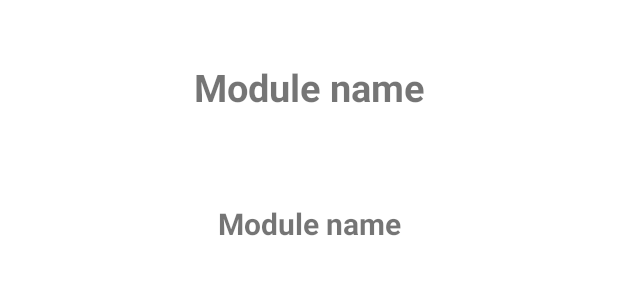
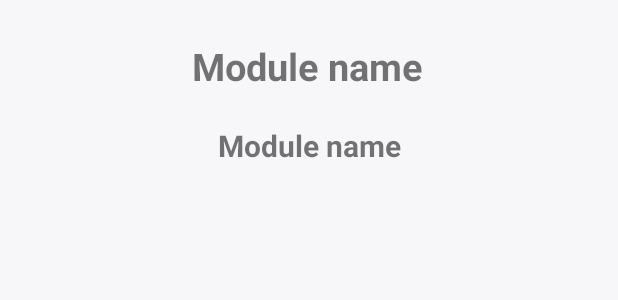
Before and after one commit to shav74/LMS-App, an Android app: the layout activity_module_content.xml on its own in the app's theme, with its tools: preview values and no code run, on a phone screen of 412 x 824 dp. Shown: the top 300 px of the screen. Run offline under Robolectric (Android 15) with nearby library versions, the phone set to English and light mode, and no system bars.

Commit message:
all the files may 5 mid

```diff
--- /dev/null
+++ b/app/src/main/res/drawable/baseline_add.xml
@@ -0,0 +1,5 @@
+<vector android:height="24dp" android:tint="#000000"
+    android:viewportHeight="24" android:viewportWidth="24"
+    android:width="24dp" xmlns:android="http://schemas.android.com/apk/res/android">
+    <path android:fillColor="@android:color/white" android:pathData="M19,13h-6v6h-2v-6H5v-2h6V5h2v6h6v2z"/>
+</vector>
--- /dev/null
+++ b/app/src/main/res/drawable/baseline_delete_24.xml
@@ -0,0 +1,5 @@
+<vector android:height="24dp" android:tint="#000000"
+    android:viewportHeight="24" android:viewportWidth="24"
+    android:width="24dp" xmlns:android="http://schemas.android.com/apk/res/android">
+    <path android:fillColor="@android:color/white" android:pathData="M6,19c0,1.1 0.9,2 2,2h8c1.1,0 2,-0.9 2,-2V7H6v12zM19,4h-3.5l-1,-1h-5l-1,1H5v2h14V4z"/>
+</vector>
--- /dev/null
+++ b/app/src/main/res/drawable/edit_24.xml
@@ -0,0 +1,5 @@
+<vector android:height="24dp" android:tint="#000000"
+    android:viewportHeight="24" android:viewportWidth="24"
+    android:width="24dp" xmlns:android="http://schemas.android.com/apk/res/android">
+    <path android:fillColor="@android:color/white" android:pathData="M3,17.25V21h3.75L17.81,9.94l-3.75,-3.75L3,17.25zM20.71,7.04c0.39,-0.39 0.39,-1.02 0,-1.41l-2.34,-2.34c-0.39,-0.39 -1.02,-0.39 -1.41,0l-1.83,1.83 3.75,3.75 1.83,-1.83z"/>
+</vector>
--- a/app/src/main/res/layout/activity_module_content.xml
+++ b/app/src/main/res/layout/activity_module_content.xml
@@ -4,21 +4,23 @@
     xmlns:tools="http://schemas.android.com/tools"
     android:layout_width="match_parent"
     android:layout_height="match_parent"
+    android:background="@color/background"
     tools:context=".ModuleContent">
 
     <TextView
         android:id="@+id/UIModuleName"
         android:layout_width="wrap_content"
         android:layout_height="wrap_content"
-        android:padding="15dp"
+        android:padding="10dp"
         android:text="Module name"
         android:textSize="25sp"
         android:textStyle="bold"
-        app:layout_constraintBottom_toTopOf="@+id/recyclerViewItems"
+        app:layout_constraintBottom_toBottomOf="parent"
         app:layout_constraintEnd_toEndOf="parent"
+        app:layout_constraintHorizontal_bias="0.497"
         app:layout_constraintStart_toStartOf="parent"
         app:layout_constraintTop_toTopOf="parent"
-        app:layout_constraintVertical_bias="0.141" />
+        app:layout_constraintVertical_bias="0.022" />
 
     <TextView
         android:id="@+id/UIModuleCode"
@@ -27,18 +29,35 @@
         android:text="Module name"
         android:textSize="20sp"
         android:textStyle="bold"
-        app:layout_constraintBottom_toTopOf="@+id/recyclerViewItems"
+        app:layout_constraintBottom_toBottomOf="@+id/recyclerViewItems"
         app:layout_constraintEnd_toEndOf="parent"
         app:layout_constraintStart_toStartOf="parent"
         app:layout_constraintTop_toTopOf="parent"
-        app:layout_constraintVertical_bias="0.624" />
+        app:layout_constraintVertical_bias="0.105" />
+
+    <com.google.android.material.floatingactionbutton.FloatingActionButton
+        android:id="@+id/btn_add_materials"
+        android:layout_width="wrap_content"
+        android:layout_height="wrap_content"
+        android:backgroundTint="@color/lavender"
+        android:visibility="gone"
+        android:src="@drawable/baseline_add"
+        app:layout_constraintBottom_toBottomOf="parent"
+        app:layout_constraintEnd_toEndOf="parent"
+        app:layout_constraintHorizontal_bias="0.916"
+        app:layout_constraintStart_toStartOf="parent"
+        app:layout_constraintTop_toTopOf="parent"
+        app:layout_constraintVertical_bias="0.962"
+        app:maxImageSize="40dp"
+        tools:ignore="SpeakableTextPresentCheck" />
 
     <androidx.recyclerview.widget.RecyclerView
         android:id="@+id/recyclerViewItems"
-        android:layout_width="match_parent"
-        android:layout_height="580dp"
+        android:layout_width="388dp"
+        android:layout_height="642dp"
         app:layout_constraintBottom_toBottomOf="parent"
         app:layout_constraintEnd_toEndOf="parent"
+        app:layout_constraintHorizontal_bias="0.4"
         app:layout_constraintStart_toStartOf="parent"
         app:layout_constraintTop_toTopOf="parent"
         app:layout_constraintVertical_bias="1.0" />
--- a/app/src/main/res/layout/fragment_home.xml
+++ b/app/src/main/res/layout/fragment_home.xml
@@ -2,6 +2,7 @@
 <FrameLayout xmlns:android="http://schemas.android.com/apk/res/android"
     xmlns:tools="http://schemas.android.com/tools"
     android:layout_width="match_parent"
+    android:background="@color/background"
     android:layout_height="match_parent"
     tools:context=".Home">
 
```
Also changed, not shown: app/src/main/res/layout/material_dialogbox.xml (added, +52 -0 lines).
